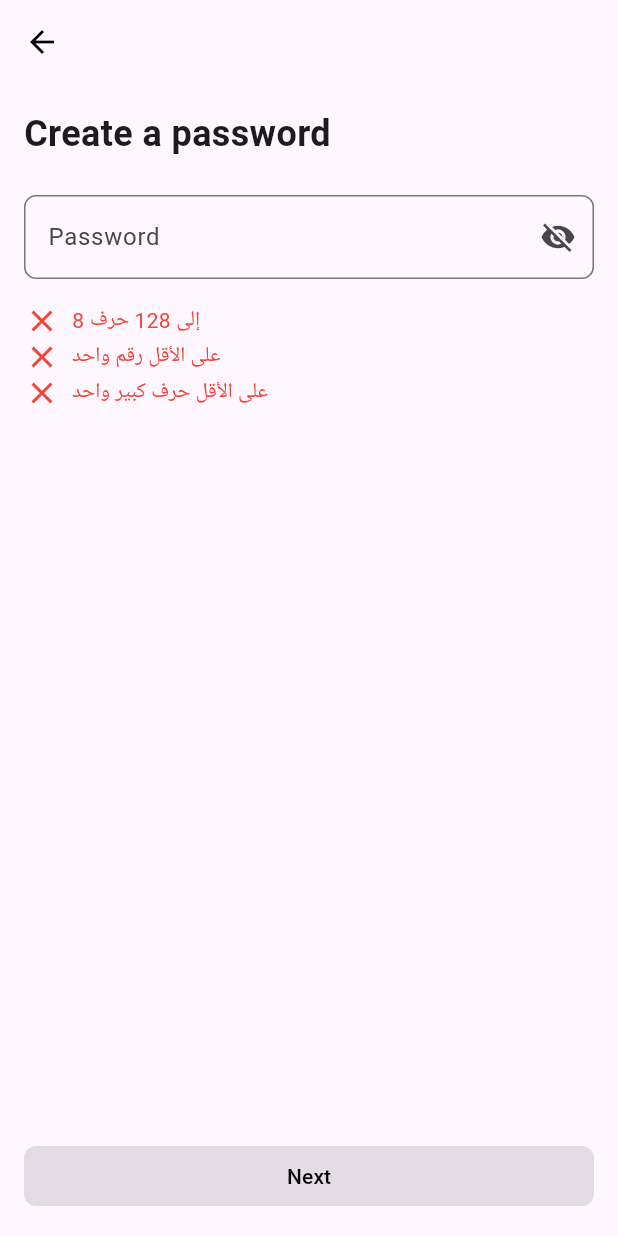
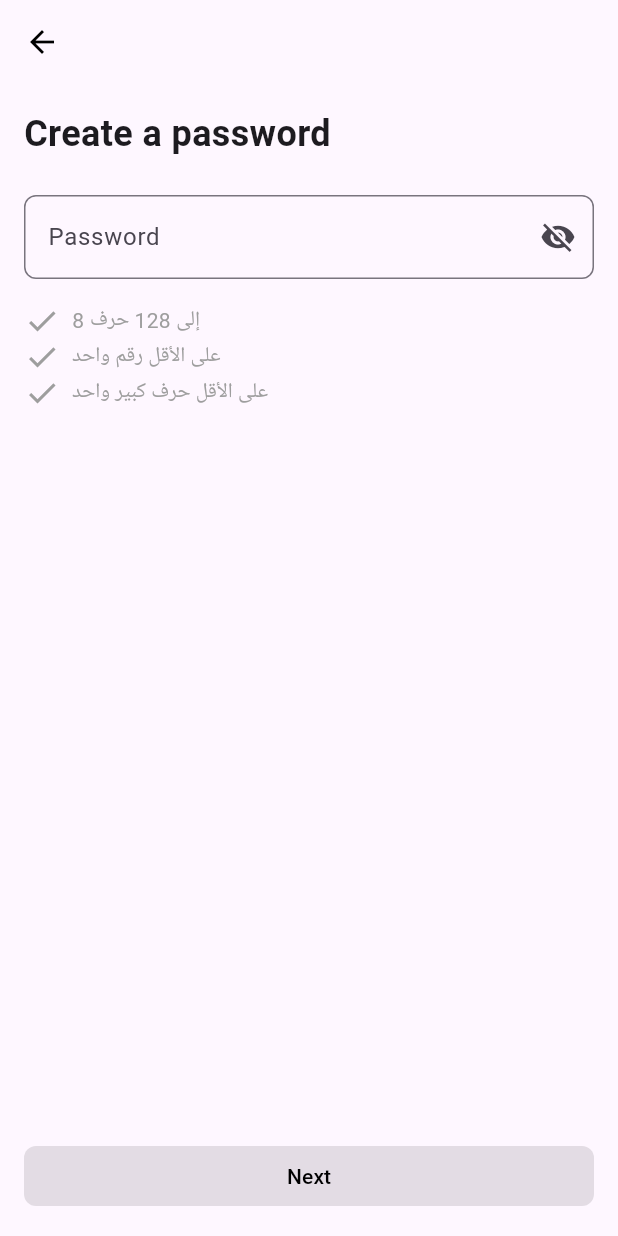
Before and after one commit to 4li9/invest, a Flutter app: the CreatePassword screen opened by its route, on a phone screen of 412 x 824 dp. Run offline on Flutter 3.47's test engine with Material 3 defaults, Android fonts, the phone set to English and light mode, and no system bars; our stand-ins replace flutter_screenutil, get, google_fonts.

Commit message:
تم عمل اتعديلات الاخيره على المشروع  واضفنا ايقونه للمشروع

```diff
--- a/lib/view/الصفحات/CreatePassword.dart
+++ b/lib/view/الصفحات/CreatePassword.dart
@@ -144,14 +144,14 @@ class _CreatePasswordState extends State<CreatePassword> {
     return Row(
       children: [
         Icon(
-          isValid ? Icons.check : Icons.close,
-          color: isValid ? Colors.green : Colors.red,
+          Icons.check,
+          color: isValid ? Colors.green : Colors.grey, // لون العلامة
         ),
         SizedBox(width: 8),
         Text(
           text,
           style: TextStyle(
-            color: isValid ? Colors.green : Colors.red,
+            color: Colors.grey, // النص يبقى رمادي دائمًا
           ),
         ),
       ],
```
